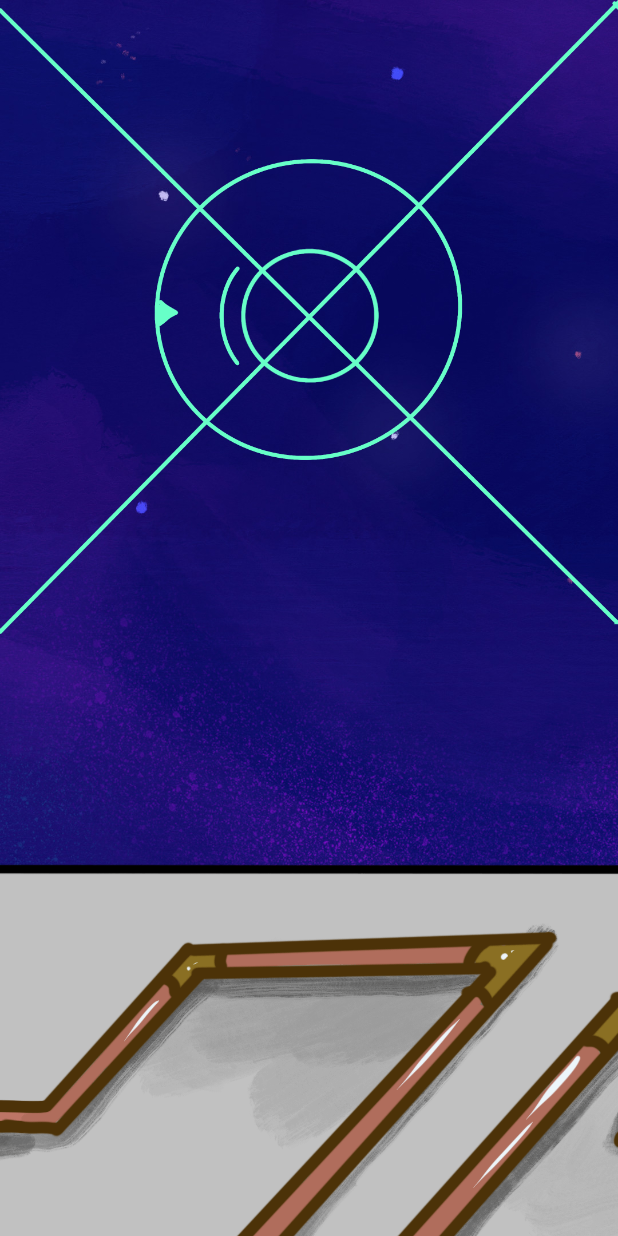
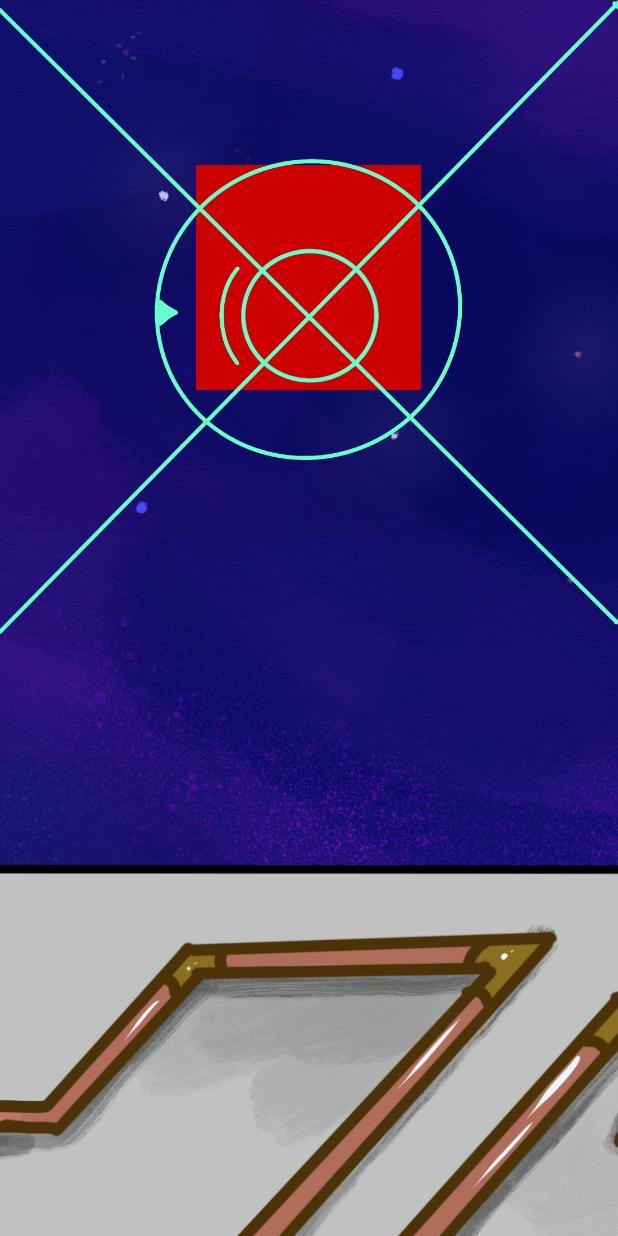
Before and after one commit to kyriakosPet/ggj19game, an Android app: the fragment BFragment shown on its own in the app's theme, on a phone screen of 412 x 824 dp. Run offline under Robolectric (Android 15) with nearby library versions, the phone set to English and light mode, and no system bars; our stand-ins replace Firebase (no records; nobody signed in at launch, a user with empty details on screens opened directly).

Commit message:
laser hit

```diff
--- a/app/src/main/res/layout/fragment_b.xml
+++ b/app/src/main/res/layout/fragment_b.xml
@@ -10,22 +10,30 @@
     <View
         android:id="@+id/alien"
         android:layout_width="100dp"
-        android:background="@color/colorPrimary"
+        android:layout_height="100dp"
         android:alpha="0"
-        android:layout_height="100dp"/>
+        android:background="@color/colorPrimary" />
 
     <View
         android:id="@+id/laser"
         android:layout_width="15dp"
         android:layout_height="match_parent"
-        android:visibility="gone"
         android:layout_centerInParent="true"
-        android:background="@android:color/holo_red_dark"/>
+        android:background="@android:color/holo_red_dark"
+        android:visibility="gone" />
+
+    <View
+        android:id="@+id/hitarea"
+        android:layout_width="150dp"
+        android:layout_height="150dp"
+        android:layout_marginTop="110dp"
+        android:layout_centerHorizontal="true"
+        android:background="@android:color/holo_red_dark" />
 
     <View
         android:layout_width="match_parent"
         android:layout_height="match_parent"
-        android:background="@drawable/outside_b"/>
+        android:background="@drawable/outside_b" />
 
 
 
```
Also changed, not shown: app/src/main/java/com/sliceofpizza/homegame/Helpers/AlienHelper.kt (+58 -28 lines), app/src/main/java/com/sliceofpizza/homegame/outfragments/AlienFragment.kt (+25 -9 lines), app/src/main/java/com/sliceofpizza/homegame/outfragments/BFragment.kt (+11 -0 lines), app/src/main/java/com/sliceofpizza/homegame/outfragments/CFragment.kt (+9 -0 lines), app/src/main/java/com/sliceofpizza/homegame/outfragments/DFragment.kt (+11 -3 lines), app/src/main/res/layout/fragment_c.xml (+9 -0 lines), app/src/main/res/layout/fragment_d.xml (+8 -0 lines).
